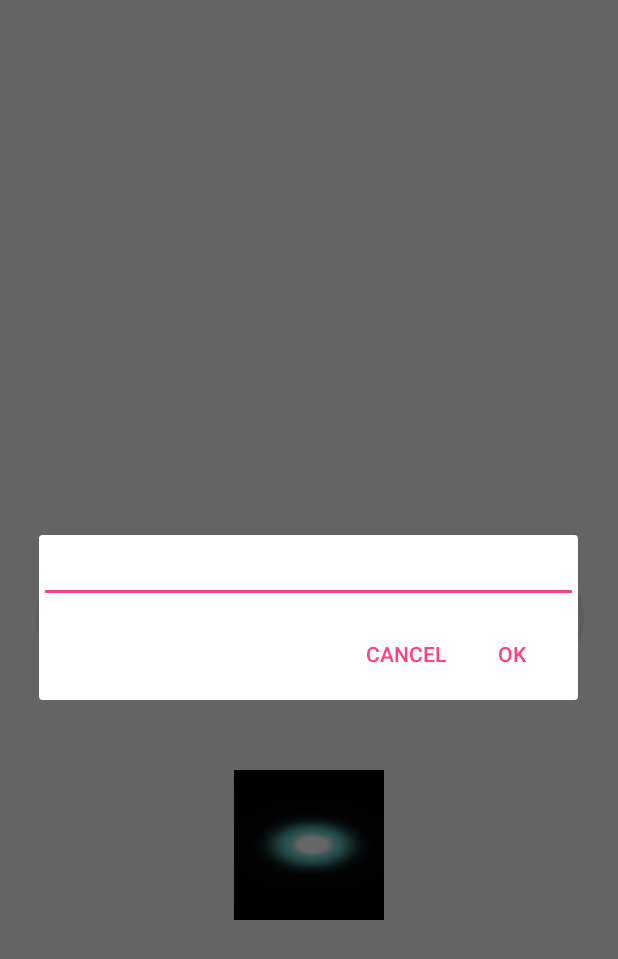
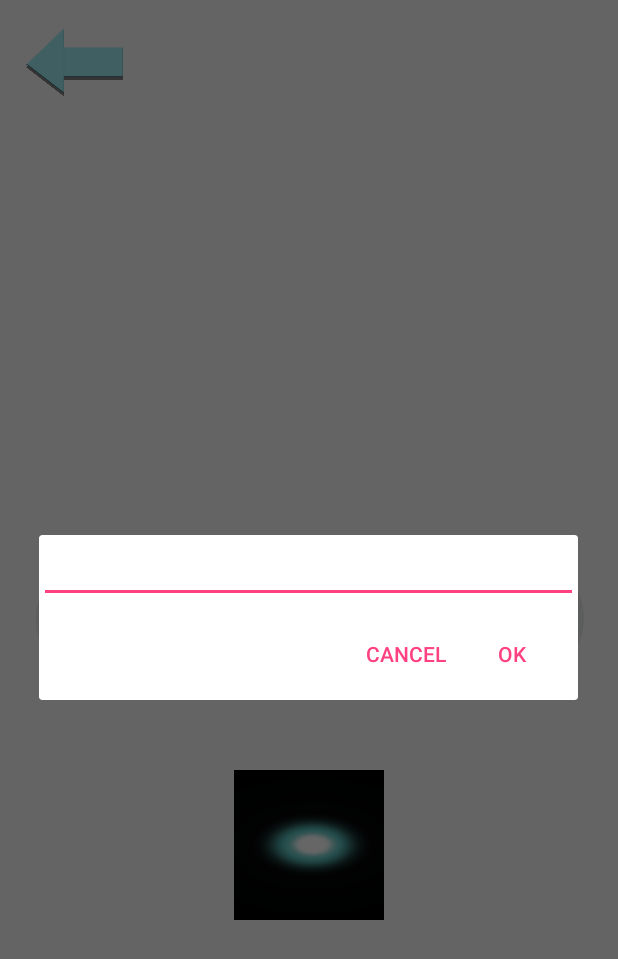
Before and after one commit to DarkishKnight/Real-First-Draft, an Android app: the MusicPlayer screen opened directly, with no data from a screen before it, after a tap on an icon or button, on a phone screen of 412 x 824 dp. Shown: the top 959 px of the screen. Run offline under Robolectric (Android 15) with nearby library versions, the phone set to English and light mode, and no system bars; 1 statement that could not run was skipped.

Commit message:
Added more code to work with things. In process of making the buttons actually do what they need to do.

```diff
--- a/app/src/main/java/com/liam/realfirstdraft/MusicPage.java
+++ b/app/src/main/java/com/liam/realfirstdraft/MusicPage.java
@@ -102,11 +102,13 @@ public class MusicPage extends AppCompatActivity {
             System.gc();
             Bundle b = new Bundle();
             File selectedFile = fileList[((int) id)];
+            listFile = selectedFile.getName();
             //listFile = String.valueOf(fileList[((int) id)]);
            // fileName = listFile.substring(listFile.lastIndexOf('\\'), listFile.indexOf(' '));
            // String extractedName = listFile.substring(listFile.lastIndexOf('\\'), listFile.indexOf(' '));
-            b.putString("listItem", String.valueOf(selectedFile));
-            b.putString("listItem", fileName);
+          //  b.putString("listItem", String.valueOf(selectedFile));
+            b.putString("listItem", listFile);
+            //b.putString("listItem", fileName);
             Intent g = new Intent(getBaseContext(), MusicPlayer.class);
             g.putExtras(b);
             startActivity(g);
--- a/app/src/main/java/com/liam/realfirstdraft/MusicPlayer.java
+++ b/app/src/main/java/com/liam/realfirstdraft/MusicPlayer.java
@@ -2,6 +2,9 @@ package com.liam.realfirstdraft;
 
 import android.app.AlertDialog;
 import android.content.DialogInterface;
+import android.content.Intent;
+import android.media.Image;
+import android.media.MediaPlayer;
 import android.os.Bundle;
 import android.os.Environment;
 import android.support.v7.app.AppCompatActivity;
@@ -12,14 +15,14 @@ import android.widget.ImageButton;
 import android.widget.TextView;
 import java.io.File;
 import java.io.IOException;
-import java.util.ArrayList;
 
 
 public class MusicPlayer extends AppCompatActivity {
 
     String saveToFileName;
     File songFile;
-   // int getSongPosition;
+    MediaPlayer mediaPlayer;
+
 
     //protected void saveFile() {
 
@@ -47,32 +50,95 @@ public class MusicPlayer extends AppCompatActivity {
    // }
 
 
+    public static TextView songNameText;
   @Override
     protected void onCreate(Bundle savedInstanceState) {
         super.onCreate(savedInstanceState);
         setContentView(R.layout.activity_music_player);
 
-      final String name = getIntent().getExtras().getString("listItem");
-      final TextView songNameText = (TextView) findViewById(R.id.songNameText);
-      songNameText.setText(name);
+      final String id = getIntent().getExtras().getString("listItem");
+      songNameText= (TextView) findViewById(R.id.songNameText);
+      songNameText.setText(id);
+      songFile = new File("id");
 
+      ImageButton backButton2 = (ImageButton) findViewById(R.id.backButton2);
+
+      backButton2.setOnClickListener(
+              new ImageButton.OnClickListener()
+
+              {
+                  @Override
+                  public void onClick(View v) {
+                      Intent z = new Intent(getBaseContext(), MusicPage.class);
+                      startActivity(z);
+                  }
+              }
+
+      );
+
+
+//Button
+              ImageButton deleteButton = (ImageButton) findViewById(R.id.deleteButton);
+      deleteButton.setOnClickListener(
+              new ImageButton.OnClickListener() {
+                  @Override
+                  public void onClick(View v) {
+                      AlertDialog.Builder builder = new AlertDialog.Builder(MusicPlayer.this);
+                      builder.setMessage("Delete Song");
+
+                      builder.setPositiveButton("OK", new DialogInterface.OnClickListener() {
+                          @Override
+                          public void onClick(DialogInterface dialog, int which) {
+
+                          }
+                      });
+                          builder.setNegativeButton("Cancel", new DialogInterface.OnClickListener() {
+                              @Override
+                              public void onClick(DialogInterface dialog, int which) {
+                                  dialog.cancel();
+                              }
+
+
+                          });
+                  }
+              }
+      );
+
+      ImageButton playButton = (ImageButton) findViewById(R.id.playButton);
+      playButton.setOnClickListener(
+              new ImageButton.OnClickListener() {
+                  @Override
+                  public void onClick(View v) {
+                      ditchMediaPlayer();
+                      try {
+                          mediaPlayer = new MediaPlayer();
+                          mediaPlayer.setDataSource(songFile.getAbsolutePath());
+                          mediaPlayer.prepare();
+                          mediaPlayer.start();
+                      } catch (IOException ioe) {
+                          System.out.println(ioe.getMessage());
+                      }
+                  }
+              });
+
+
+//Botton
                       ImageButton renameButton = (ImageButton) findViewById(R.id.renameButton);
-      File extDirectory = new File(Environment.getExternalStorageDirectory(), "Humposer");
-      final File[] fileList = extDirectory.listFiles();
+                      final File extDirectory = new File(Environment.getExternalStorageDirectory(), "Humposer");
 
 
 
                       renameButton.setOnClickListener(
-                new ImageButton.OnClickListener(){
+                              new ImageButton.OnClickListener() {
                                   @Override
                                   public void onClick(View v) {
                                       AlertDialog.Builder builder = new AlertDialog.Builder(MusicPlayer.this);
-                        final ArrayList<String> listViewValues = new ArrayList<>();
+                       /* final ArrayList<String> listViewValues = new ArrayList<>();
                         for (File aFileList : fileList) {
                             System.out.println(aFileList.getAbsoluteFile());
                             listViewValues.add(aFileList.getName());
-                        }
-                        setTitle("TADA");
+                        }*/
+                                      builder.setTitle(id);
 
 
                                       final EditText input = new EditText(MusicPlayer.this);
@@ -85,28 +151,11 @@ public class MusicPlayer extends AppCompatActivity {
                                           @Override
                                           public void onClick(DialogInterface dialog, int which) {
                                               saveToFileName = input.getText().toString();
-                          //      saveFile();
+                                              renameFile();
                                               // File (or directory) with old name
                                               songNameText.setText(input.getText());
 
-                                File file = new File(String.valueOf((songNameText)));
 
-// File (or directory) with new name
-                                File file2 = new File(saveToFileName);
-
-                                if (file2.exists())
-                                    try {
-                                        throw new IOException("file exists");
-                                    } catch (IOException e) {
-                                        e.printStackTrace();
-                                    }
-
-// Rename file (or directory)
-                                boolean success = file.renameTo(file2);
-
-                                if (!success) {
-                                    // File was not successfully renamed
-                                }
                                           }
                                       });
                                       builder.setNegativeButton("Cancel", new DialogInterface.OnClickListener() {
@@ -122,7 +171,37 @@ public class MusicPlayer extends AppCompatActivity {
                               }
                       );
                   }
+    File extDirectory = new File(Environment.getExternalStorageDirectory(), "Humposer");
 
 
 
+    private void ditchMediaPlayer() {
+        if (mediaPlayer != null) {
+            try {
+                mediaPlayer.release();
+            } catch (Exception e) {
+                e.printStackTrace();
             }
+        }
+    }
+}
+
+/*File file = new File(extDirectory + File.separator + id);
+
+// File (or directory) with new name
+File file2 = new File(extDirectory + File.separator + String.valueOf(input));
+
+if (file2.exists())
+        try {
+        throw new IOException("file exists");
+        } catch (IOException e) {
+        e.printStackTrace();
+        }
+
+// Rename file (or directory)
+        boolean success = file.renameTo(file2);
+
+        if (!success) {
+        // File was not successfully renamed
+        }
+        */
--- a/app/src/main/res/layout/content_music_player.xml
+++ b/app/src/main/res/layout/content_music_player.xml
@@ -29,7 +29,9 @@
         android:layout_centerVertical="true"
         android:layout_alignParentLeft="true"
         android:layout_alignParentStart="true"
-        android:background="@drawable/button" />
+        android:background="@drawable/button"
+        android:clickable="true"
+        android:onClick="deleteSong" />
 
     <ImageButton
         android:layout_width="100dp"
@@ -37,7 +39,9 @@
         android:id="@+id/playButton"
         android:layout_centerVertical="true"
         android:layout_centerHorizontal="true"
-        android:background="@drawable/button" />
+        android:background="@drawable/button"
+        android:clickable="true"
+        android:onClick="startPlaying" />
 
     <ImageButton
         android:layout_width="100dp"
@@ -46,7 +50,8 @@
         android:layout_alignTop="@+id/playButton"
         android:layout_alignParentRight="true"
         android:layout_alignParentEnd="true"
-        android:background="@drawable/button" />
+        android:background="@drawable/button"
+        android:clickable="true" />
 
     <ImageButton
         android:layout_width="100dp"
@@ -55,6 +60,18 @@
         android:layout_below="@+id/deleteButton"
         android:layout_centerHorizontal="true"
         android:layout_marginTop="51dp"
-        android:background="@drawable/background" />
+        android:background="@drawable/background"
+        android:clickable="true"
+        android:onClick="anylize" />
+
+    <ImageButton
+        android:layout_width="70dp"
+        android:layout_height="50dp"
+        android:id="@+id/backButton2"
+        android:layout_alignParentTop="true"
+        android:layout_alignParentLeft="true"
+        android:layout_alignParentStart="true"
+        android:clickable="true"
+        android:background="@drawable/back" />
 
 </RelativeLayout>
--- a/app/src/main/res/layout/content_recorder_page.xml
+++ b/app/src/main/res/layout/content_recorder_page.xml
@@ -9,7 +9,7 @@
     app:layout_behavior="@string/appbar_scrolling_view_behavior"
     tools:showIn="@layout/activity_recorder_page"
     tools:context="com.liam.realfirstdraft.RecorderPage"
-    android:background="#ffffff"
+    android:background="#478b4f"
     android:clickable="false">
 
     <ImageButton
```
Also changed, not shown: app/src/main/res/layout/activity_sheet_music.xml (+0 -9 lines), app/src/main/res/layout/content_sheet_music.xml (+8 -7 lines), 1 other file. Lines whose indentation alone changed are shown as unchanged.
